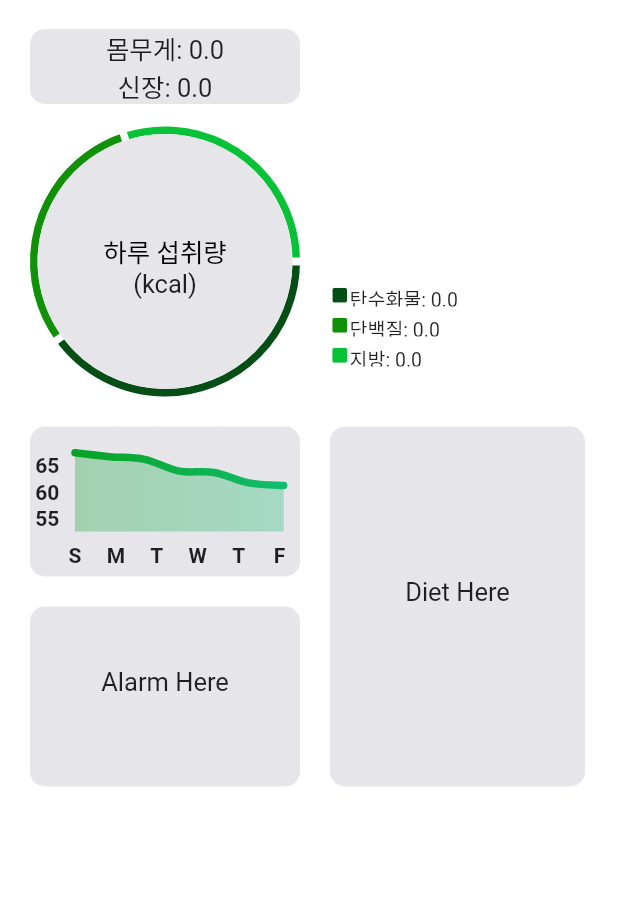
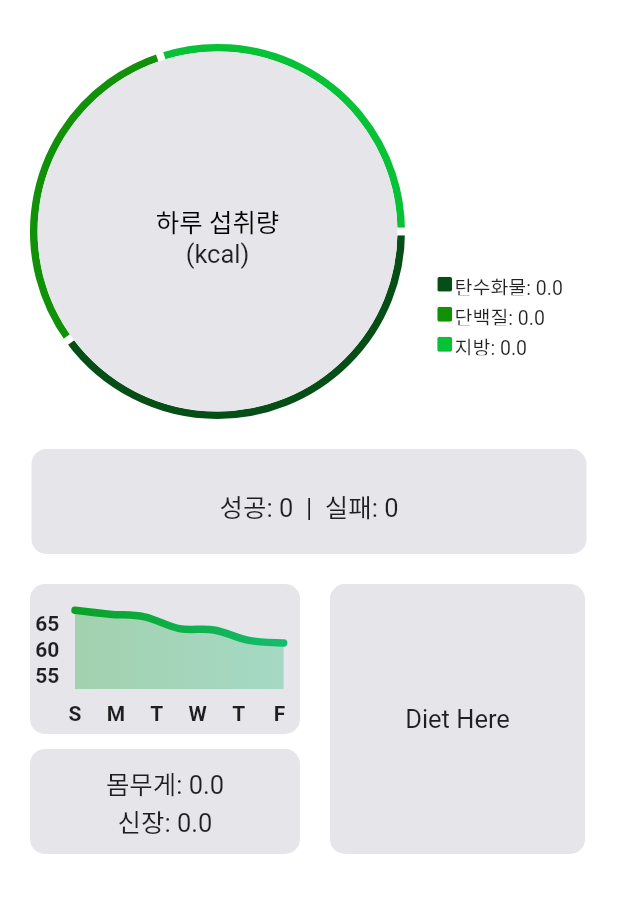
Before and after one commit to KWU-OSS-Team4/Front-end, a Flutter app: the MainPage screen opened directly, on a phone screen of 412 x 824 dp, the part 70-983 px from its top. Run offline on Flutter 3.47's test engine with Material 2 defaults, Android fonts, the phone set to English and light mode, and no system bars; drawn by our look-alikes of fl_chart; our stand-ins replace table_calendar; Roboto replaces fonts that are missing (godo).

Commit message:
Re-design Main page

```diff
--- a/lib/main_page.dart
+++ b/lib/main_page.dart
@@ -18,6 +18,8 @@ class _MainPageState extends State<MainPage> {
   double _carboHydrate = 0.0;
   double _protein = 0.0;
   double _fat = 0.0;
+  int numSuccess = 0;
+  int numFail = 0;
 
   List<Color> gradientColors = [
     Color.fromARGB(255, 9, 162, 37),
@@ -44,55 +46,20 @@ class _MainPageState extends State<MainPage> {
         centerTitle: true,
         automaticallyImplyLeading: false,
       ),
-      body: Row(
+      body: Column(
         children: [
-          Column(
+          SizedBox(
+            height: 20,
+          ),
+          Row(
             children: [
-              GestureDetector(
-                onTap: () => EnterUserInfo(),
-                child: Container(
-                  //padding: EdgeInsets.all(2.0),
-                  margin: EdgeInsets.fromLTRB(20.0, 10.0, 20.0, 15.0),
-                  width: 180,
-                  height: 50,
-                  alignment: Alignment.center,
-                  decoration: BoxDecoration(
-                    color: CupertinoColors.systemGrey5,
-                    borderRadius: BorderRadius.all(
-                      Radius.circular(10),
-                    ),
-                  ),
-                  child: Align(
-                    alignment: Alignment.center,
-                    child: Column(
-                      mainAxisAlignment:
-                          MainAxisAlignment.center, // 이게 Text()들을 수직방향으로 중앙 정렬
-                      children: [
-                        Text(
-                          '몸무게: $_weight',
-                          style: TextStyle(
-                            fontFamily: 'godo',
-                            fontSize: 17.0,
-                          ),
-                        ),
-                        Text(
-                          '신장: $_height',
-                          style: TextStyle(
-                            fontFamily: 'godo',
-                            fontSize: 17.0,
-                          ),
-                        ),
-                      ],
-                    ),
-                  ),
-                ),
-              ),
               Stack(
                 alignment: Alignment.center,
                 children: [
                   Container(
-                    width: 180,
-                    height: 180,
+                    margin: EdgeInsets.fromLTRB(20.0, 0.0, 0.0, 0.0),
+                    width: 250,
+                    height: 250,
                     child: AspectRatio(
                       aspectRatio: 1,
                       child: PieChart(
@@ -116,7 +83,7 @@ class _MainPageState extends State<MainPage> {
                             show: false,
                           ),
                           sectionsSpace: 5,
-                          centerSpaceRadius: 85,
+                          centerSpaceRadius: 120,
                           sections: showingSections(),
                         ),
                       ),
@@ -132,10 +99,10 @@ class _MainPageState extends State<MainPage> {
                         );
                       },
                       child: Container(
-                        padding: EdgeInsets.fromLTRB(0, 65.0, 0, 45.0),
-                        margin: EdgeInsets.fromLTRB(0, 0, 0, 0),
-                        width: 170.0,
-                        height: 170.0,
+                        padding: EdgeInsets.fromLTRB(0, 100.0, 0, 80.0),
+                        margin: EdgeInsets.fromLTRB(20, 0, 0, 0),
+                        width: 240.0,
+                        height: 240.0,
                         decoration: BoxDecoration(
                           shape: BoxShape.circle,
                           color: CupertinoColors.systemGrey5,
@@ -157,9 +124,6 @@ class _MainPageState extends State<MainPage> {
                                 fontSize: 17.0,
                               ),
                             ),
-                            SizedBox(
-                              height: 10.0,
-                            ),
                           ],
                         ),
                       ),
@@ -168,9 +132,121 @@ class _MainPageState extends State<MainPage> {
                 ],
               ),
               SizedBox(
+                width: 20,
+              ),
+              Column(
+                children: [
+                  SizedBox(
+                    height: 110,
+                  ),
+                  Container(
+                    width: 120,
+                    height: 15,
+                    child: Row(
+                      children: [
+                        Icon(
+                          Icons.square_rounded,
+                          color: Color.fromARGB(255, 5, 78, 21),
+                          size: 13.0,
+                        ),
+                        Text(
+                          '탄수화물: $_carboHydrate',
+                          style: TextStyle(
+                            fontFamily: 'godo',
+                            fontSize: 13.0,
+                          ),
+                        ),
+                      ],
+                    ),
+                  ),
+                  SizedBox(
+                    height: 5,
+                  ),
+                  Container(
+                    width: 120,
+                    height: 15,
+                    child: Row(
+                      children: [
+                        Icon(
+                          Icons.square_rounded,
+                          color: Color.fromARGB(255, 16, 145, 7),
+                          size: 13.0,
+                        ),
+                        Text(
+                          '단백질: $_protein',
+                          style: TextStyle(
+                            fontFamily: 'godo',
+                            fontSize: 13.0,
+                          ),
+                        ),
+                      ],
+                    ),
+                  ),
+                  SizedBox(
+                    height: 5,
+                  ),
+                  Container(
+                    width: 120,
+                    height: 15,
+                    child: Row(
+                      children: [
+                        Icon(
+                          Icons.square_rounded,
+                          color: Color.fromARGB(255, 7, 194, 54),
+                          size: 13.0,
+                        ),
+                        Text(
+                          '지방: $_fat',
+                          style: TextStyle(
+                            fontFamily: 'godo',
+                            fontSize: 13.0,
+                          ),
+                        ),
+                      ],
+                    ),
+                  ),
+                ],
+              ),
+            ],
+          ),
+          SizedBox(
             height: 20,
           ),
-              Flexible(
+          Container(
+            padding: EdgeInsets.fromLTRB(0.0, 25.0, 0.0, 25.0),
+            //margin: EdgeInsets.fromLTRB(20.0, 10.0, 40.0, 15.0),
+            width: 370,
+            height: 70,
+            alignment: Alignment.center,
+            decoration: BoxDecoration(
+              color: CupertinoColors.systemGrey5,
+              borderRadius: BorderRadius.all(
+                Radius.circular(10),
+              ),
+            ),
+            child: Column(
+              children: [
+                Text(
+                  '성공: $numSuccess  |  실패: $numFail',
+                  style: TextStyle(
+                    fontFamily: 'godo',
+                    fontSize: 17.0,
+                  ),
+                ),
+              ],
+            ),
+          ),
+          Row(
+            children: [
+              Column(
+                children: [
+                  SizedBox(
+                    height: 20,
+                  ),
+                  SizedBox(
+                    height: 100,
+                    width: 180,
+                    child: Flexible(
                       child: Container(
                         width: 180,
                         height: 100,
@@ -270,13 +346,14 @@ class _MainPageState extends State<MainPage> {
                         ),
                       ),
                     ),
-              SizedBox(
-                height: 20.0,
                   ),
-              Container(
-                padding: EdgeInsets.fromLTRB(0.0, 40.0, 0.0, 40.0),
+                  GestureDetector(
+                    onTap: () => EnterUserInfo(),
+                    child: Container(
+                      //padding: EdgeInsets.all(2.0),
+                      margin: EdgeInsets.fromLTRB(20.0, 10.0, 20.0, 15.0),
                       width: 180,
-                height: 120,
+                      height: 70,
                       alignment: Alignment.center,
                       decoration: BoxDecoration(
                         color: CupertinoColors.systemGrey5,
@@ -284,11 +361,21 @@ class _MainPageState extends State<MainPage> {
                           Radius.circular(10),
                         ),
                       ),
+                      child: Align(
+                        alignment: Alignment.center,
                         child: Column(
+                          mainAxisAlignment: MainAxisAlignment
+                              .center, // 이게 Text()들을 수직방향으로 중앙 정렬
                           children: [
                             Text(
-                      'Alarm Here',
-                      //'알람: $_hour : $_min',
+                              '몸무게: $_weight',
+                              style: TextStyle(
+                                fontFamily: 'godo',
+                                fontSize: 17.0,
+                              ),
+                            ),
+                            Text(
+                              '신장: $_height',
                               style: TextStyle(
                                 fontFamily: 'godo',
                                 fontSize: 17.0,
@@ -297,87 +384,20 @@ class _MainPageState extends State<MainPage> {
                           ],
                         ),
                       ),
+                    ),
+                  ),
                 ],
               ),
               Column(
                 children: [
                   SizedBox(
-                height: 180,
-              ),
-              Container(
-                width: 170,
-                height: 15,
-                child: Row(
-                  children: [
-                    Icon(
-                      Icons.square_rounded,
-                      color: Color.fromARGB(255, 5, 78, 21),
-                      size: 13.0,
-                    ),
-                    Text(
-                      '탄수화물: $_carboHydrate',
-                      style: TextStyle(
-                        fontFamily: 'godo',
-                        fontSize: 13.0,
-                      ),
-                    ),
-                  ],
-                ),
-              ),
-              SizedBox(
                     height: 5,
                   ),
                   Container(
-                width: 170,
-                height: 15,
-                child: Row(
-                  children: [
-                    Icon(
-                      Icons.square_rounded,
-                      color: Color.fromARGB(255, 16, 145, 7),
-                      size: 13.0,
-                    ),
-                    Text(
-                      '단백질: $_protein',
-                      style: TextStyle(
-                        fontFamily: 'godo',
-                        fontSize: 13.0,
-                      ),
-                    ),
-                  ],
-                ),
-              ),
-              SizedBox(
-                height: 5,
-              ),
-              Container(
-                width: 170,
-                height: 15,
-                child: Row(
-                  children: [
-                    Icon(
-                      Icons.square_rounded,
-                      color: Color.fromARGB(255, 7, 194, 54),
-                      size: 13.0,
-                    ),
-                    Text(
-                      '지방: $_fat',
-                      style: TextStyle(
-                        fontFamily: 'godo',
-                        fontSize: 13.0,
-                      ),
-                    ),
-                  ],
-                ),
-              ),
-              SizedBox(
-                height: 40,
-              ),
-              Container(
-                padding: EdgeInsets.fromLTRB(0.0, 100.0, 0.0, 80.0),
+                    padding: EdgeInsets.fromLTRB(0.0, 80.0, 0.0, 80.0),
                     //margin: EdgeInsets.fromLTRB(20.0, 10.0, 40.0, 15.0),
                     width: 170,
-                height: 240,
+                    height: 180,
                     alignment: Alignment.center,
                     decoration: BoxDecoration(
                       color: CupertinoColors.systemGrey5,
@@ -396,6 +416,8 @@ class _MainPageState extends State<MainPage> {
                         ),
                       ],
                     ),
+                  ),
+                ],
               ),
             ],
           ),
--- a/lib/register_page.dart
+++ b/lib/register_page.dart
@@ -1,8 +1,5 @@
 import 'package:flutter/cupertino.dart';
 import 'package:flutter/material.dart';
-import 'package:http/http.dart' as http;
-import 'dart:async';
-import 'dart:convert';
 
 class Register extends StatefulWidget {
   @override
@@ -14,28 +11,9 @@ class _RegisterState extends State<Register> {
 
   bool isEmailDuplicated = false;
 
-  // 이메일 중복 검사 함수
-  void validateEmail(String email) {
-    // 서버 연결 보고
-    // 일단 지금은 문장에 'a'가 들어가면 중복으로 간주
-    bool isDuplicated = email.contains('a');
-
-    setState(() {
-      isEmailDuplicated = isDuplicated;
-    });
-
-    if (isDuplicated) {
-      // Show a Snackbar message if the email is duplicated
-      ScaffoldMessenger.of(context).showSnackBar(
-        SnackBar(
-          content: Text('Email is already registered.'),
-          duration: Duration(seconds: 2),
-          backgroundColor: Color.fromARGB(255, 9, 162, 37),
-          behavior: SnackBarBehavior.floating,
-        ),
-      );
-    }
-  }
+  String userName = '';
+  String email = '';
+  String password = '';
 
   @override
   Widget build(BuildContext context) {
@@ -80,6 +58,11 @@ class _RegisterState extends State<Register> {
                   child: Column(
                     children: [
                       TextField(
+                        onChanged: (value) {
+                          setState(() {
+                            userName = value;
+                          });
+                        },
                         cursorColor: Color.fromARGB(255, 9, 162, 37),
                         decoration: InputDecoration(
                           labelText: 'Enter Name',
@@ -92,6 +75,11 @@ class _RegisterState extends State<Register> {
                         keyboardType: TextInputType.text,
                       ),
                       TextField(
+                        onChanged: (value) {
+                          setState(() {
+                            email = value;
+                          });
+                        },
                         // 이메일 중복 확인을 버튼을 누르는 식으로 할 지
                         // 사용자가 이메일 입력을 완료하면 알아서 중복 확인 후 메시지 띄울 지
                         cursorColor: Color.fromARGB(255, 9, 162, 37),
@@ -105,9 +93,13 @@ class _RegisterState extends State<Register> {
                         ),
                         keyboardType: TextInputType.emailAddress,
                         controller: _emailController,
-                        onChanged: validateEmail,
                       ),
                       TextField(
+                        onChanged: (value) {
+                          setState(() {
+                            password = value;
+                          });
+                        },
                         cursorColor: Color.fromARGB(255, 9, 162, 37),
                         decoration: InputDecoration(
                           labelText: 'Enter Password',
--- a/pubspec.yaml
+++ b/pubspec.yaml
@@ -15,6 +15,7 @@ dependencies:
   drift: ^2.3.0
   fl_chart: ^0.64.0
   http: ^1.1.0
+  shared_preferences: ^2.2.2
 
 dev_dependencies:
   flutter_test:
```
Also changed, not shown: pubspec.lock, 1 other file. Lines whose indentation alone changed are shown as unchanged.
